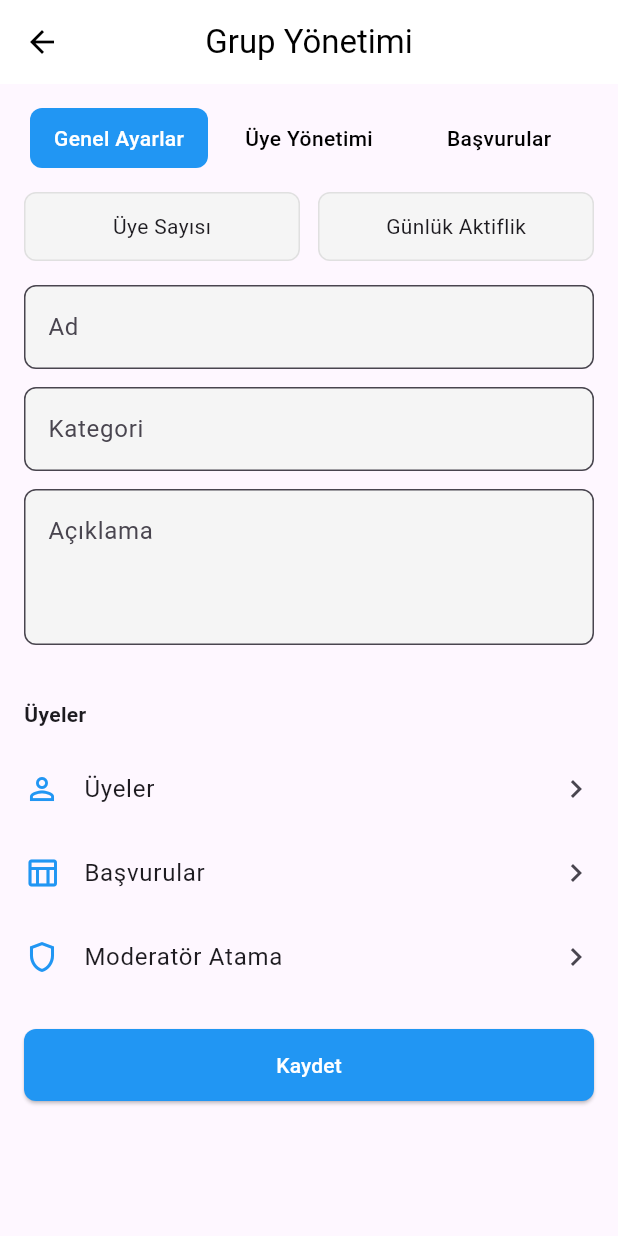
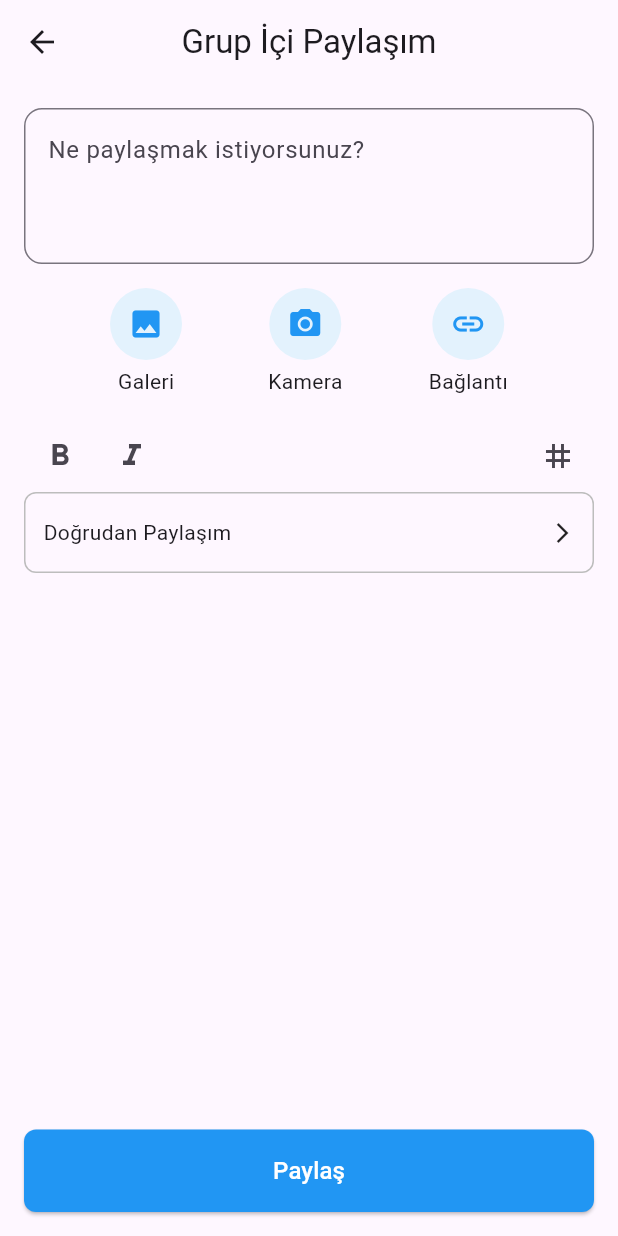
Before and after one commit to mansur61/milyonada_ui, a Flutter app: the screen it shows after launch, on a phone screen of 412 x 824 dp. Run offline on Flutter 3.47's test engine with Material 3 defaults, Android fonts, the phone set to English and light mode, and no system bars; our stand-ins replace equatable, flutter_bloc.

Commit message:
grup içi paylaşım safası eklendi. dosya ve klasör isimleri revize edildi(2)

```diff
--- /dev/null
+++ b/milyonada/lib/bloc/group_share/group_share_bloc.dart
@@ -0,0 +1,28 @@
+import 'package:flutter_bloc/flutter_bloc.dart';
+import 'group_share_event.dart';
+import 'group_share_state.dart';
+
+class GroupShareBloc extends Bloc<GroupShareEvent, GroupShareState> {
+  GroupShareBloc() : super(GroupShareState()) {
+    on<TextChanged>((event, emit) {
+      emit(state.copyWith(text: event.text));
+    });
+
+    on<SubmitShare>((event, emit) {
+      // Paylaşım yapılır
+      print("Paylaşılan içerik: ${state.text}");
+    });
+
+    on<OpenGallery>((event, emit) {
+      print("Galeri açıldı");
+    });
+
+    on<OpenCamera>((event, emit) {
+      print("Kamera açıldı");
+    });
+
+    on<AddLink>((event, emit) {
+      print("Bağlantı eklendi");
+    });
+  }
+}
--- /dev/null
+++ b/milyonada/lib/bloc/group_share/group_share_event.dart
@@ -0,0 +1,14 @@
+abstract class GroupShareEvent {}
+
+class TextChanged extends GroupShareEvent {
+  final String text;
+  TextChanged(this.text);
+}
+
+class SubmitShare extends GroupShareEvent {}
+
+class OpenGallery extends GroupShareEvent {}
+
+class OpenCamera extends GroupShareEvent {}
+
+class AddLink extends GroupShareEvent {}
--- /dev/null
+++ b/milyonada/lib/bloc/group_share/group_share_state.dart
@@ -0,0 +1,9 @@
+class GroupShareState {
+  final String text;
+
+  GroupShareState({this.text = ''});
+
+  GroupShareState copyWith({String? text}) {
+    return GroupShareState(text: text ?? this.text);
+  }
+}
--- a/milyonada/lib/main.dart
+++ b/milyonada/lib/main.dart
@@ -6,6 +6,7 @@ import 'bloc/member_management/member_management_event.dart';
 import 'screen/group_create_screen.dart';
 import 'screen/group_detail_screen.dart';
 import 'screen/group_management_screen.dart';
+import 'screen/group_share_screen.dart';
 import 'screen/member_management_screen.dart';
 
 void main() {
@@ -31,8 +32,8 @@ class MyApp extends StatelessWidget {
         routes: {
           '/': (context) =>
           //GroupDetailScreen()
-          GroupManagementScreen(),
-
+          //GroupManagementScreen(),
+           GroupShareScreen(),
           '/create': (context) => const GroupCreateScreen(),
           // diğer sayfalar buraya eklenebilir
         },
--- a/milyonada/lib/screen/group_management_screen.dart
+++ b/milyonada/lib/screen/group_management_screen.dart
@@ -1,9 +1,9 @@
 import 'package:flutter/material.dart';
 import 'package:flutter_bloc/flutter_bloc.dart';
 
-import '../bloc/grup_yonetimi/group_manager_bloc.dart';
-import '../bloc/grup_yonetimi/group_manager_event.dart';
-import '../bloc/grup_yonetimi/group_manager_state.dart';
+import '../bloc/group_manager/group_manager_bloc.dart';
+import '../bloc/group_manager/group_manager_event.dart';
+import '../bloc/group_manager/group_manager_state.dart';
 
 class GroupManagementScreen extends StatelessWidget {
   final TextEditingController nameController = TextEditingController();
--- /dev/null
+++ b/milyonada/lib/screen/group_share_screen.dart
@@ -0,0 +1,158 @@
+import 'package:flutter/material.dart';
+import 'package:flutter_bloc/flutter_bloc.dart';
+
+import '../bloc/group_share/group_share_bloc.dart';
+import '../bloc/group_share/group_share_event.dart';
+import '../bloc/group_share/group_share_state.dart';
+
+class GroupShareScreen extends StatelessWidget {
+  const GroupShareScreen({super.key});
+
+  @override
+  Widget build(BuildContext context) {
+    return BlocProvider(
+      create: (_) => GroupShareBloc(),
+      child: const GroupShareView(),
+    );
+  }
+}
+
+class GroupShareView extends StatelessWidget {
+  const GroupShareView({super.key});
+
+  @override
+  Widget build(BuildContext context) {
+    final bloc = context.read<GroupShareBloc>();
+
+    return Scaffold(
+      appBar: AppBar(
+        title: const Text('Grup İçi Paylaşım'),
+        centerTitle: true,
+        leading: IconButton(
+          icon: const Icon(Icons.arrow_back),
+          onPressed: () => Navigator.of(context).pop(),
+        ),
+      ),
+      body: BlocBuilder<GroupShareBloc, GroupShareState>(
+        builder: (context, state) {
+          return Padding(
+            padding: const EdgeInsets.all(16),
+            child: Column(
+              children: [
+                // Metin kutusu
+                TextField(
+                  decoration: InputDecoration(
+                    hintText: 'Ne paylaşmak istiyorsunuz?',
+                    border: OutlineInputBorder(
+                      borderRadius: BorderRadius.circular(12),
+                    ),
+                  ),
+                  maxLines: 3,
+                  onChanged: (text) => bloc.add(TextChanged(text)),
+                ),
+                const SizedBox(height: 16),
+
+                // Galeri - Kamera - Bağlantı
+                Row(
+                  mainAxisAlignment: MainAxisAlignment.spaceEvenly,
+                  children: [
+                    _iconButton(
+                      icon: Icons.photo,
+                      label: "Galeri",
+                      onTap: () => bloc.add(OpenGallery()),
+                    ),
+                    _iconButton(
+                      icon: Icons.camera_alt,
+                      label: "Kamera",
+                      onTap: () => bloc.add(OpenCamera()),
+                    ),
+                    _iconButton(
+                      icon: Icons.link,
+                      label: "Bağlantı",
+                      onTap: () => bloc.add(AddLink()),
+                    ),
+                  ],
+                ),
+                const SizedBox(height: 16),
+
+                // Biçimlendirme ve doğrudan paylaşım
+                Row(
+                  children: [
+                    Expanded(
+                      child: Row(
+                        children: [
+                          IconButton(icon: const Icon(Icons.format_bold), onPressed: () {}),
+                          IconButton(icon: const Icon(Icons.format_italic), onPressed: () {}),
+                        ],
+                      ),
+                    ),
+                    Expanded(
+                      child: Row(
+                        mainAxisAlignment: MainAxisAlignment.end,
+                        children: [
+                          IconButton(icon: const Icon(Icons.tag), onPressed: () {}),
+                        ],
+                      ),
+                    ),
+                  ],
+                ),
+
+                Container(
+                  width: double.infinity,
+                  padding: const EdgeInsets.symmetric(horizontal: 12, vertical: 16),
+                  decoration: BoxDecoration(
+                    border: Border.all(color: Colors.grey.shade400),
+                    borderRadius: BorderRadius.circular(8),
+                  ),
+                  child: const Row(
+                    mainAxisAlignment: MainAxisAlignment.spaceBetween,
+                    children: [
+                      Text("Doğrudan Paylaşım"),
+                      Icon(Icons.arrow_forward_ios, size: 16),
+                    ],
+                  ),
+                ),
+                const Spacer(),
+
+                // Paylaş butonu
+                SizedBox(
+                  width: double.infinity,
+                  child: ElevatedButton(
+                    onPressed: () => bloc.add(SubmitShare()),
+                    style: ElevatedButton.styleFrom(
+                      backgroundColor: Colors.blue,
+                      shape: RoundedRectangleBorder(borderRadius: BorderRadius.circular(8)),
+                      padding: const EdgeInsets.symmetric(vertical: 16),
+                    ),
+                    child:   const Text(
+                      'Paylaş',
+                      style: TextStyle(fontSize: 16,color: Colors.white),
+                    ),
+                  ),
+                ),
+              ],
+            ),
+          );
+        },
+      ),
+    );
+  }
+
+  Widget _iconButton({required IconData icon, required String label, required VoidCallback onTap}) {
+    return Column(
+      children: [
+        InkWell(
+          onTap: onTap,
+          borderRadius: BorderRadius.circular(24),
+          child: CircleAvatar(
+            backgroundColor: Colors.blue.shade50,
+            radius: 24,
+            child: Icon(icon, color: Colors.blue),
+          ),
+        ),
+        const SizedBox(height: 4),
+        Text(label),
+      ],
+    );
+  }
+}
```
Also changed, not shown: milyonada/lib/bloc/group_manager/group_manager_bloc.dart (renamed from milyonada/lib/bloc/grup_yonetimi/group_manager_bloc.dart), milyonada/lib/bloc/group_manager/group_manager_event.dart (renamed from milyonada/lib/bloc/grup_yonetimi/group_manager_event.dart), milyonada/lib/bloc/group_manager/group_manager_state.dart (renamed from milyonada/lib/bloc/grup_yonetimi/group_manager_state.dart), milyonada/lib/ss/grup_ici_paylasim.PNG (added).
